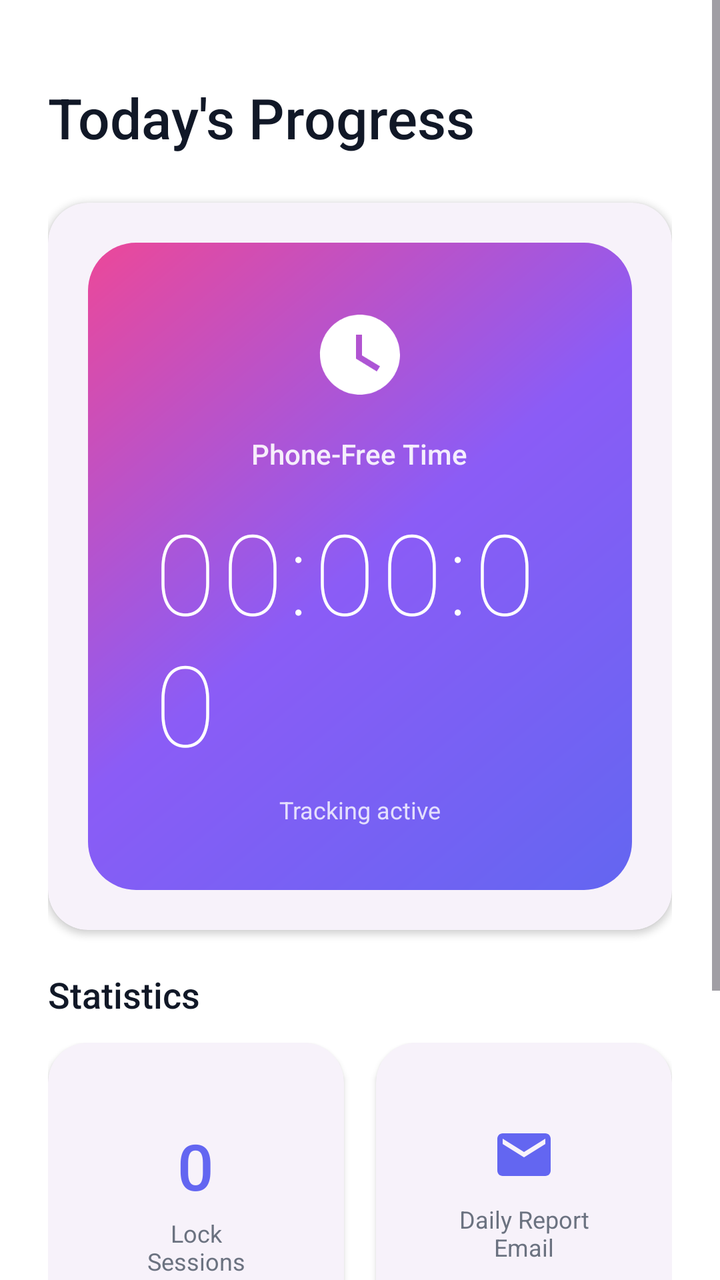
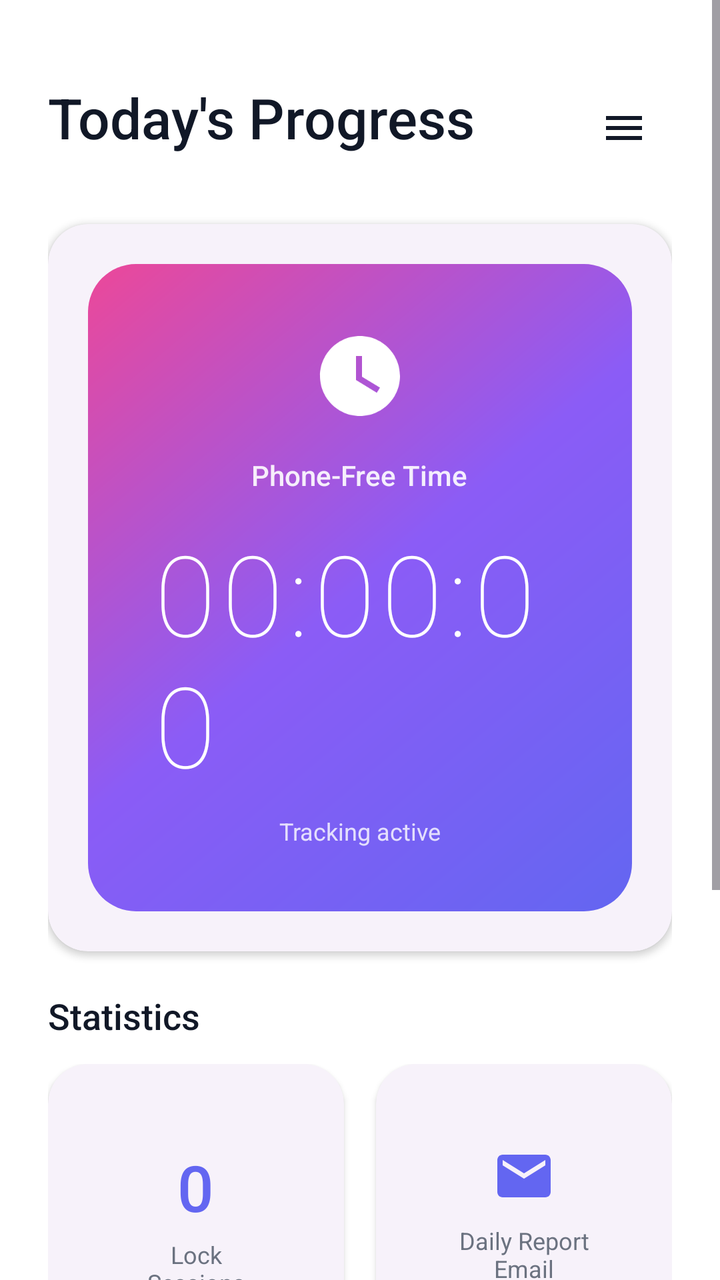

Compare the two renders of this Android layout. The source of the first and the diff that turns it into the second are given below.
<!-- AndroidManifest.xml: activity theme Theme.TimeReclaimer.NoActionBar -->
<!-- res/layout/activity_main.xml -->
<?xml version="1.0" encoding="utf-8"?>
<androidx.constraintlayout.widget.ConstraintLayout xmlns:android="http://schemas.android.com/apk/res/android"
    xmlns:app="http://schemas.android.com/apk/res-auto"
    xmlns:tools="http://schemas.android.com/tools"
    android:layout_width="match_parent"
    android:layout_height="match_parent"
    android:background="@color/background"
    tools:context=".MainActivity">

    <ScrollView
        android:layout_width="match_parent"
        android:layout_height="match_parent"
        android:fillViewport="true">

        <LinearLayout
            android:layout_width="match_parent"
            android:layout_height="wrap_content"
            android:orientation="vertical"
            android:padding="24dp">

            
            <TextView
                android:id="@+id/headerTitle"
                android:layout_width="wrap_content"
                android:layout_height="wrap_content"
                android:text="@string/main_title"
                android:textSize="28sp"
                android:textColor="@color/text_primary"
                android:fontFamily="sans-serif-medium"
                android:layout_marginTop="16dp"
                android:layout_marginBottom="24dp" />

            
            <com.google.android.material.card.MaterialCardView
                android:id="@+id/timeCard"
                style="@style/Widget.TimeReclaimer.Card"
                android:layout_width="match_parent"
                android:layout_height="wrap_content"
                android:layout_marginBottom="20dp">

                <LinearLayout
                    android:layout_width="match_parent"
                    android:layout_height="wrap_content"
                    android:orientation="vertical"
                    android:padding="32dp"
                    android:gravity="center"
                    android:background="@drawable/gradient_background">

                    <ImageView
                        android:layout_width="48dp"
                        android:layout_height="48dp"
                        android:src="@drawable/ic_clock"
                        android:contentDescription="@string/main_time_label"
                        app:tint="@color/white"
                        android:layout_marginBottom="16dp" />

                    <TextView
                        android:layout_width="wrap_content"
                        android:layout_height="wrap_content"
                        android:text="@string/main_time_label"
                        android:textSize="14sp"
                        android:textColor="@color/white"
                        android:alpha="0.9"
                        android:fontFamily="sans-serif-medium"
                        android:layout_marginBottom="12dp" />

                    <TextView
                        android:id="@+id/timeDisplay"
                        style="@style/TextAppearance.TimeReclaimer.TimeDisplay"
                        android:layout_width="wrap_content"
                        android:layout_height="wrap_content"
                        android:text="00:00:00"
                        android:textColor="@color/white"
                        android:fontFamily="sans-serif-thin"
                        android:textSize="56sp"
                        android:letterSpacing="0.05"
                        android:layout_marginBottom="8dp" />

                    <TextView
                        android:id="@+id/statusText"
                        android:layout_width="wrap_content"
                        android:layout_height="wrap_content"
                        android:text="@string/main_status_tracking"
                        android:textSize="12sp"
                        android:textColor="@color/white"
                        android:alpha="0.8" />

                </LinearLayout>

            </com.google.android.material.card.MaterialCardView>

            
            <TextView
                android:layout_width="wrap_content"
                android:layout_height="wrap_content"
                android:text="@string/main_stats_title"
                android:textSize="18sp"
                android:textColor="@color/text_primary"
                android:fontFamily="sans-serif-medium"
                android:layout_marginBottom="12dp" />

            
            <LinearLayout
                android:layout_width="match_parent"
                android:layout_height="wrap_content"
                android:orientation="horizontal"
                android:weightSum="2"
                android:layout_marginBottom="20dp">

                
                <com.google.android.material.card.MaterialCardView
                    style="@style/Widget.TimeReclaimer.Card"
                    android:layout_width="0dp"
                    android:layout_height="wrap_content"
                    android:layout_weight="1"
                    android:layout_marginEnd="8dp">

                    <LinearLayout
                        android:layout_width="match_parent"
                        android:layout_height="wrap_content"
                        android:orientation="vertical"
                        android:padding="20dp"
                        android:gravity="center">

                        <TextView
                            android:id="@+id/sessionsCount"
                            android:layout_width="wrap_content"
                            android:layout_height="wrap_content"
                            android:text="0"
                            android:textSize="32sp"
                            android:textColor="@color/primary"
                            android:fontFamily="sans-serif-medium"
                            android:layout_marginBottom="4dp" />

                        <TextView
                            android:layout_width="wrap_content"
                            android:layout_height="wrap_content"
                            android:text="@string/main_sessions_label"
                            android:textSize="12sp"
                            android:textColor="@color/text_secondary"
                            android:gravity="center" />

                    </LinearLayout>

                </com.google.android.material.card.MaterialCardView>

                
                <com.google.android.material.card.MaterialCardView
                    style="@style/Widget.TimeReclaimer.Card"
                    android:layout_width="0dp"
                    android:layout_height="wrap_content"
                    android:layout_weight="1"
                    android:layout_marginStart="8dp">

                    <LinearLayout
                        android:layout_width="match_parent"
                        android:layout_height="wrap_content"
                        android:orientation="vertical"
                        android:padding="20dp"
                        android:gravity="center">

                        <ImageView
                            android:layout_width="32dp"
                            android:layout_height="32dp"
                            android:src="@drawable/ic_email"
                            android:contentDescription="@string/main_email_label"
                            app:tint="@color/primary"
                            android:layout_marginBottom="8dp" />

                        <TextView
                            android:layout_width="wrap_content"
                            android:layout_height="wrap_content"
                            android:text="@string/main_email_label"
                            android:textSize="12sp"
                            android:textColor="@color/text_secondary"
                            android:gravity="center"
                            android:maxLines="2" />

                    </LinearLayout>

                </com.google.android.material.card.MaterialCardView>

            </LinearLayout>

            
            <com.google.android.material.card.MaterialCardView
                style="@style/Widget.TimeReclaimer.Card"
                android:layout_width="match_parent"
                android:layout_height="wrap_content">

                <LinearLayout
                    android:layout_width="match_parent"
                    android:layout_height="wrap_content"
                    android:orientation="horizontal"
                    android:padding="20dp"
                    android:gravity="center_vertical">

                    <ImageView
                        android:layout_width="24dp"
                        android:layout_height="24dp"
                        android:src="@drawable/ic_email"
                        android:contentDescription="@string/main_email_label"
                        app:tint="@color/text_secondary"
                        android:layout_marginEnd="12dp" />

                    <TextView
                        android:id="@+id/emailDisplay"
                        android:layout_width="0dp"
                        android:layout_height="wrap_content"
                        android:layout_weight="1"
                        android:text="user@example.com"
                        android:textSize="14sp"
                        android:textColor="@color/text_primary"
                        android:ellipsize="end"
                        android:maxLines="1" />

                </LinearLayout>

            </com.google.android.material.card.MaterialCardView>

        </LinearLayout>

    </ScrollView>

</androidx.constraintlayout.widget.ConstraintLayout>
<!-- resources referenced by this layout -->
<resources>
  <color name="background">#FFFFFF</color>
  <color name="primary">#6366F1</color>
  <color name="text_primary">#111827</color>
  <color name="text_secondary">#6B7280</color>
  <color name="white">#FFFFFF</color>
  <!-- drawable gradient_background (drawable) -->
  <?xml version="1.0" encoding="utf-8"?>
  <shape xmlns:android="http://schemas.android.com/apk/res/android"
      android:shape="rectangle">
      <gradient
          android:angle="135"
          android:endColor="@color/gradient_end"
          android:startColor="@color/gradient_start"
          android:centerColor="@color/gradient_middle"
          android:type="linear" />
      <corners android:radius="24dp" />
  </shape>
  <!-- drawable ic_clock (drawable) -->
  <?xml version="1.0" encoding="utf-8"?>
  <vector xmlns:android="http://schemas.android.com/apk/res/android"
      android:width="24dp"
      android:height="24dp"
      android:viewportWidth="24"
      android:viewportHeight="24">
      <path
          android:fillColor="@color/primary"
          android:pathData="M12,2C6.5,2 2,6.5 2,12s4.5,10 10,10s10,-4.5 10,-10S17.5,2 12,2zM16.2,16.2L11,13V7h1.5v5.2l4.5,2.7L16.2,16.2z" />
  </vector>
  <!-- drawable ic_email (drawable) -->
  <?xml version="1.0" encoding="utf-8"?>
  <vector xmlns:android="http://schemas.android.com/apk/res/android"
      android:width="24dp"
      android:height="24dp"
      android:viewportWidth="24"
      android:viewportHeight="24">
      <path
          android:fillColor="@color/primary"
          android:pathData="M20,4H4C2.9,4 2,4.9 2,6v12c0,1.1 0.9,2 2,2h16c1.1,0 2,-0.9 2,-2V6C22,4.9 21.1,4 20,4zM20,8l-8,5L4,8V6l8,5l8,-5V8z" />
  </vector>
  <string name="main_email_label">Daily Report Email</string>
  <string name="main_sessions_label">Lock Sessions</string>
  <string name="main_stats_title">Statistics</string>
  <string name="main_status_tracking">Tracking active</string>
  <string name="main_time_label">Phone-Free Time</string>
  <string name="main_title">Today\'s Progress</string>
  <style name="TextAppearance.TimeReclaimer.TimeDisplay" parent="">
          <item name="android:textSize">64sp</item>
          <item name="android:textColor">@color/primary</item>
          <item name="android:fontFamily">sans-serif-light</item>
          <item name="android:letterSpacing">0.02</item>
      </style>
  <style name="Widget.TimeReclaimer.Card" parent="Widget.Material3.CardView.Elevated">
          <item name="cardCornerRadius">20dp</item>
          <item name="cardElevation">2dp</item>
          <item name="contentPadding">20dp</item>
      </style>
  <style name="Theme.TimeReclaimer.NoActionBar">
          <item name="windowActionBar">false</item>
          <item name="windowNoTitle">true</item>
      </style>
  <color name="gradient_end">#EC4899</color>
  <color name="gradient_start">#6366F1</color>
  <color name="gradient_middle">#8B5CF6</color>
</resources>

<!-- the commit's change to res/layout/activity_main.xml (unified diff, before → after) -->
@@ -19,16 +19,33 @@
             android:padding="24dp">
 
             
-            <TextView
-                android:id="@+id/headerTitle"
-                android:layout_width="wrap_content"
-                android:layout_height="wrap_content"
-                android:text="@string/main_title"
-                android:textSize="28sp"
-                android:textColor="@color/text_primary"
-                android:fontFamily="sans-serif-medium"
+            <RelativeLayout
+                android:layout_width="match_parent"
+                android:layout_height="wrap_content"
                 android:layout_marginTop="16dp"
-                android:layout_marginBottom="24dp" />
+                android:layout_marginBottom="24dp">
+
+                <TextView
+                    android:id="@+id/headerTitle"
+                    android:layout_width="wrap_content"
+                    android:layout_height="wrap_content"
+                    android:fontFamily="sans-serif-medium"
+                    android:text="@string/main_title"
+                    android:textColor="@color/text_primary"
+                    android:textSize="28sp" />
+
+                <ImageButton
+                    android:id="@+id/btnMenu"
+                    android:layout_width="48dp"
+                    android:layout_height="48dp"
+                    android:layout_alignParentEnd="true"
+                    android:layout_centerVertical="true"
+                    android:background="?attr/selectableItemBackgroundBorderless"
+                    android:contentDescription="@string/about_title"
+                    android:src="@drawable/ic_menu"
+                    app:tint="@color/text_primary" />
+
+            </RelativeLayout>
 
             
             <com.google.android.material.card.MaterialCardView
@@ -218,6 +235,17 @@
 
             </com.google.android.material.card.MaterialCardView>
 
+            
+            <com.google.android.material.button.MaterialButton
+                android:id="@+id/btnSendReport"
+                style="@style/Widget.Material3.Button"
+                android:layout_width="match_parent"
+                android:layout_height="wrap_content"
+                android:layout_marginTop="24dp"
+                android:text="@string/main_btn_send_report"
+                app:icon="@drawable/ic_email"
+                android:padding="16dp" />
+
         </LinearLayout>
 
     </ScrollView>
<!-- resource entries referenced after the edit -->
@@ -39,6 +39,18 @@
           android:fillColor="@color/primary"
           android:pathData="M20,4H4C2.9,4 2,4.9 2,6v12c0,1.1 0.9,2 2,2h16c1.1,0 2,-0.9 2,-2V6C22,4.9 21.1,4 20,4zM20,8l-8,5L4,8V6l8,5l8,-5V8z" />
   </vector>
+  <!-- drawable ic_menu (drawable) -->
+  <vector xmlns:android="http://schemas.android.com/apk/res/android"
+      android:width="24dp"
+      android:height="24dp"
+      android:viewportWidth="24"
+      android:viewportHeight="24">
+      <path
+          android:fillColor="@android:color/white"
+          android:pathData="M3,18h18v-2H3v2zm0,-5h18v-2H3v2zm0,-7v2h18V6H3z"/>
+  </vector>
+  <string name="about_title">About</string>
+  <string name="main_btn_send_report">Send Report Now</string>
   <string name="main_email_label">Daily Report Email</string>
   <string name="main_sessions_label">Lock Sessions</string>
   <string name="main_stats_title">Statistics</string>
